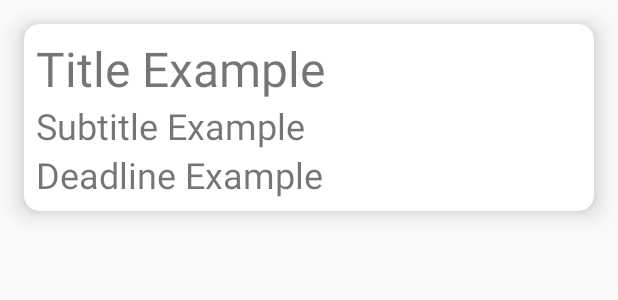
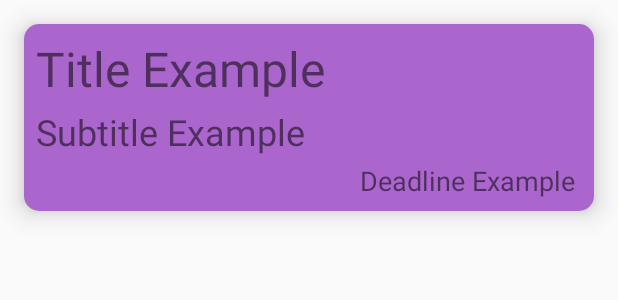
Before and after one commit to maxumtkach/Notes, an Android app: the layout item_list_view.xml on its own in the app's theme, with its tools: preview values and no code run, on a phone screen of 412 x 824 dp. Shown: the top 300 px of the screen. Run offline under Robolectric (Android 15) with nearby library versions, the phone set to English and light mode, and no system bars.

Commit message:
diploma start android

```diff
--- a/app/src/main/java/com/example/notes/ItemsDataAdapter.java
+++ b/app/src/main/java/com/example/notes/ItemsDataAdapter.java
@@ -12,10 +12,6 @@ import java.util.ArrayList;
 import java.util.List;
 
 public class ItemsDataAdapter extends BaseAdapter {
-NotesActivity notesActivity;
-    private static final String TITLE_FILE_NAME = "title text";//---------------------------------------------
-    private static final String SUBTITLE_FILE_NAME = "subtitle text";//---------------------------------------------
-    private static final String DEADLINE_FILE_NAME = "deadline text";//---------------------------------------------
 
     // Хранит список всех элементов списка
     private List<ItemData> items;
--- a/app/src/main/java/com/example/notes/MainActivity.java
+++ b/app/src/main/java/com/example/notes/MainActivity.java
@@ -19,7 +19,6 @@ public class MainActivity extends AppCompatActivity {
     private ImageView circleImage4;
     private int m = 0;
     Button button;
-
     @Override
     protected void onCreate(Bundle savedInstanceState) {
         super.onCreate(savedInstanceState);
@@ -27,7 +26,7 @@ public class MainActivity extends AppCompatActivity {
         initView();
         Toast.makeText(this, "значение пикод: " + SettingsActivity.getLogin(), Toast.LENGTH_SHORT).show();
 
-        if (SettingsActivity.getLogin()==null) {  //  если не задан ипиин то переход в настройки
+        if (SettingsActivity.getLogin().equals("")) {  //  если не задан пиин то переход в настройки
             Intent intent = new Intent(this, SettingsActivity.class);
             startActivity(intent);
         }
--- a/app/src/main/res/layout/item_list_view.xml
+++ b/app/src/main/res/layout/item_list_view.xml
@@ -10,10 +10,10 @@
     app:cardCornerRadius="10dp"
     app:cardElevation="10dp">
 
-
     <LinearLayout
         android:layout_width="match_parent"
         android:layout_height="wrap_content"
+        android:background="@android:color/holo_purple"
         android:orientation="vertical"
         android:padding="8dp">
 
@@ -31,6 +31,7 @@
             android:id="@+id/subtitle"
             android:layout_width="match_parent"
             android:layout_height="wrap_content"
+            android:layout_marginTop="4dp"
             android:ellipsize="end"
             android:maxLines="3"
             android:textSize="24dp"
@@ -39,10 +40,12 @@
 
         <TextView
             android:id="@+id/deadline"
-            android:layout_width="match_parent"
+            android:layout_width="wrap_content"
             android:layout_height="wrap_content"
+            android:layout_gravity="right"
+            android:layout_marginTop="4dp"
             android:ellipsize="end"
-            android:textSize="24dp"
+            android:textSize="18dp"
             android:visibility="visible"
             tools:text="Deadline Example " />
 
```
Also changed, not shown: app/src/main/java/com/example/notes/ListNotesActivity.java (+8 -4 lines), app/src/main/java/com/example/notes/NotesActivity.java (+20 -10 lines), app/src/main/java/com/example/notes/SettingsActivity.java (+0 -48 lines).
